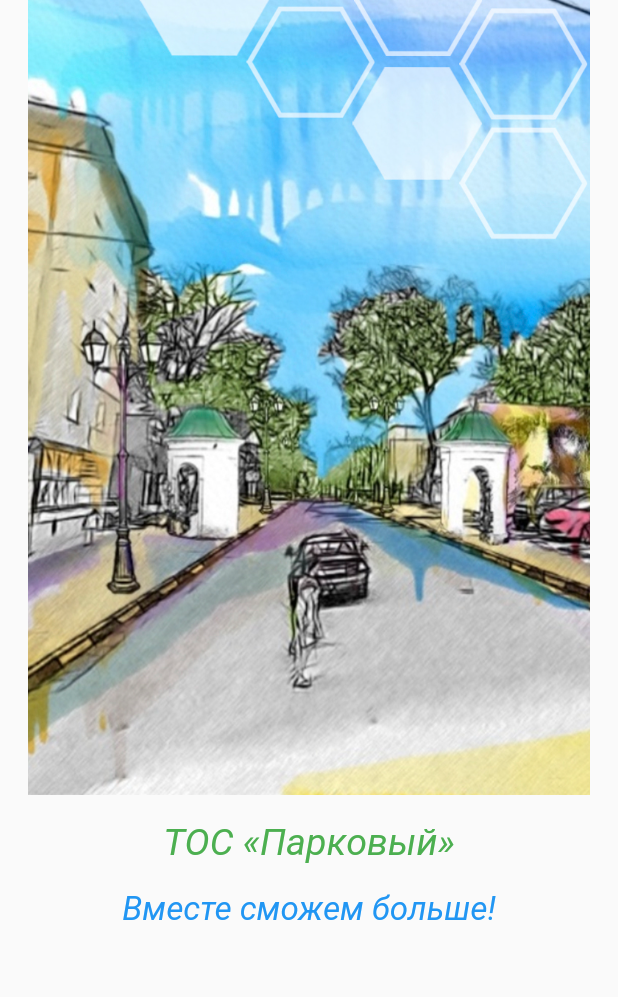
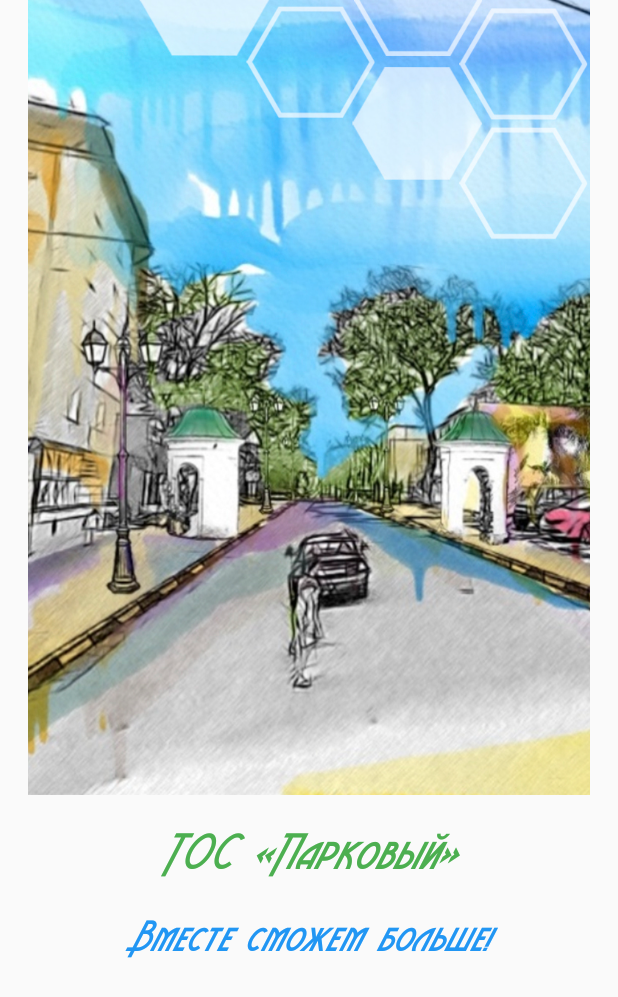
Before and after one commit to jestyal/tos_parkoviy_app, a Flutter app: the SplashScreenPage screen opened directly, on a phone screen of 412 x 824 dp. Shown: the top 997 px of the screen. Run offline on Flutter 3.47's test engine with Material 2 defaults, Android fonts, the phone set to English and light mode, and no system bars; our stand-ins replace google_maps_flutter, location; Roboto replaces fonts that are missing (Lato-Regular).

Commit message:
fixed splashscreen, 5 section, card map
Signed-off-by: Ekaterina Medvedeva <e.v.medvedeva.1996@yandex.ru>

```diff
--- a/lib/screens/1_splash_screen.dart
+++ b/lib/screens/1_splash_screen.dart
@@ -1,10 +1,9 @@
 import 'dart:async';
-
 import 'package:flutter/material.dart';
 import '2_homescreen.dart';
 
 class SplashScreenPage extends StatefulWidget {
-  const SplashScreenPage({ Key? key }) : super(key: key);
+  const SplashScreenPage({Key? key}) : super(key: key);
 
   @override
   State<SplashScreenPage> createState() => _SplashScreenPageState();
@@ -15,9 +14,11 @@ class _SplashScreenPageState extends State<SplashScreenPage> {
   void initState() {
     // TODO: implement initState
     super.initState();
-    Timer(Duration(seconds: 3), ()=> Navigator.push (
-      context, MaterialPageRoute(
-        builder: (context)=> const ProfileScreen())),);
+    Timer(
+      Duration(seconds: 3),
+      () => Navigator.push(context,
+          MaterialPageRoute(builder: (context) => const ProfileScreen())),
+    );
   }
 
   @override
@@ -27,15 +28,30 @@ class _SplashScreenPageState extends State<SplashScreenPage> {
       child: Column(
         crossAxisAlignment: CrossAxisAlignment.center,
         children: [
-            Image.asset('assets/images/splashscreen.jpg', height: 530, width: 530),
+          Image.asset('assets/images/splashscreen.jpg',
+              height: 530, width: 530),
           Text(" "),
-            Text('ТОС «Парковый»', style: TextStyle(fontSize: 25, color: Colors.green, fontStyle: FontStyle.italic, fontFamily: 'Lato-Regular'), textAlign: TextAlign.end,),
+          Text(
+            'ТОС «Парковый»',
+            style: TextStyle(
+                fontSize: 35,
+                color: Colors.green,
+                fontStyle: FontStyle.italic,
+                fontFamily: 'Aerovista'),
+            textAlign: TextAlign.end,
+          ),
           Text(" "),
-            Text('Вместе сможем больше!', style: TextStyle(fontSize: 22, color: Colors.blue, fontStyle: FontStyle.italic, fontFamily: 'Lato-Regular'),textAlign: TextAlign.end,)
+          Text(
+            'Вместе сможем больше!',
+            style: TextStyle(
+                fontSize: 30,
+                color: Colors.blue,
+                fontStyle: FontStyle.italic,
+                fontFamily: 'Aerovista'),
+            textAlign: TextAlign.end,
+          )
         ],
       ),
-      )
-
-    );
+    ));
   }
 }
```
Also changed, not shown: assets/json/houses.json (+9 -9 lines), lib/main.dart (+7 -3 lines), lib/screens/3_catalog/5_section_map.dart (+4 -8 lines), lib/screens/4_card_details/houses_card_details.dart (+43 -24 lines), lib/screens/5_map/houses_map.dart (renamed from lib/screens/5_display_map.dart, +38 -31 lines). Lines whose indentation alone changed are shown as unchanged.
